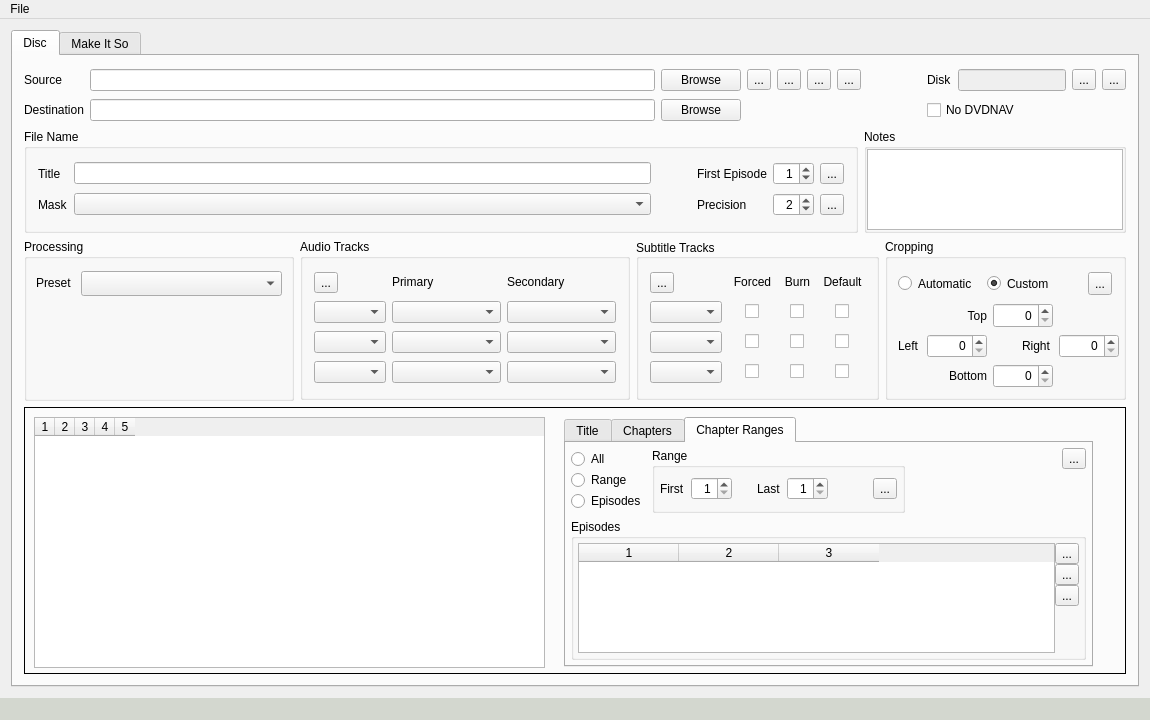
The window that mainwindow.ui (dwprice56/QtHEP) describes before a commit, drawn with Qt 5.
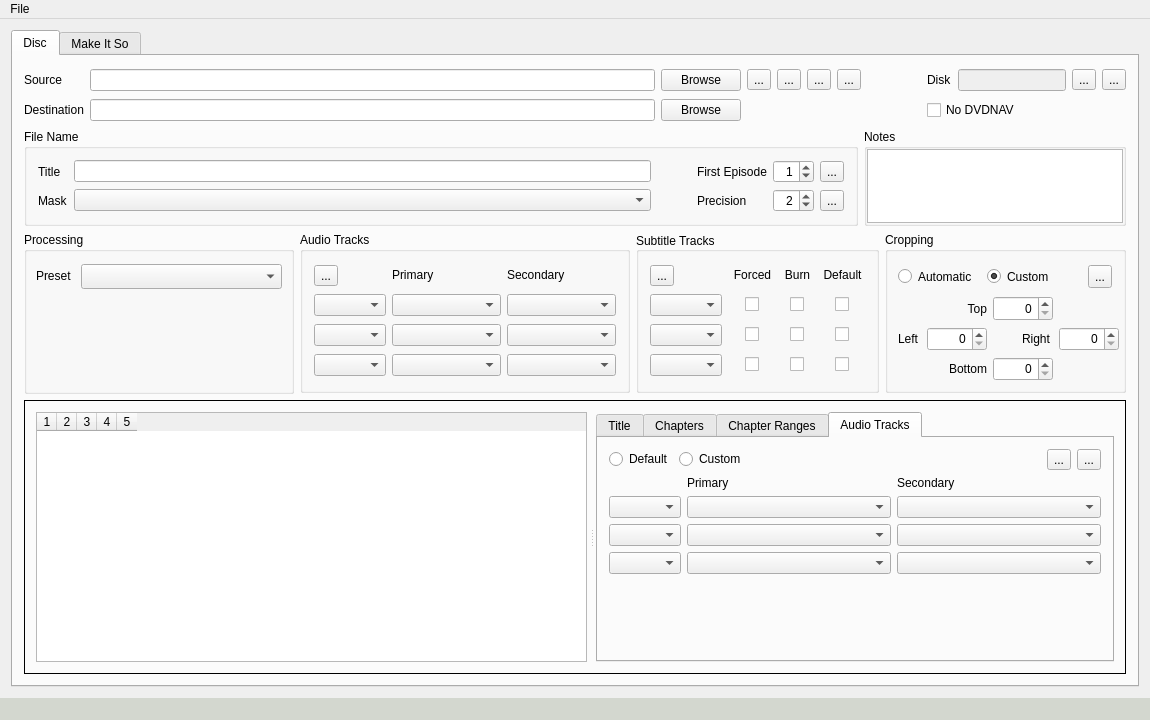
The same window after the commit. Icons and pictures are not drawn.

```diff
--- a/mainwindow.ui
+++ b/mainwindow.ui
@@ -1474,14 +1474,24 @@
           <property name="frameShape">
            <enum>QFrame::Box</enum>
           </property>
+          <layout class="QHBoxLayout" name="horizontalLayout_4">
+           <item>
+            <widget class="QSplitter" name="splitter_DiscTitles">
+             <property name="orientation">
+              <enum>Qt::Horizontal</enum>
+             </property>
+             <property name="handleWidth">
+              <number>9</number>
+             </property>
+             <property name="childrenCollapsible">
+              <bool>false</bool>
+             </property>
           <widget class="QTableWidget" name="tableWidget_Disc_Titles">
-           <property name="geometry">
-            <rect>
-             <x>10</x>
-             <y>10</y>
-             <width>511</width>
-             <height>251</height>
-            </rect>
+              <property name="sizePolicy">
+               <sizepolicy hsizetype="Expanding" vsizetype="Expanding">
+                <horstretch>1</horstretch>
+                <verstretch>0</verstretch>
+               </sizepolicy>
            </property>
            <property name="editTriggers">
             <set>QAbstractItemView::DoubleClicked|QAbstractItemView::EditKeyPressed|QAbstractItemView::SelectedClicked</set>
@@ -1505,14 +1515,6 @@
            <column/>
           </widget>
           <widget class="QTabWidget" name="tabWidget_Disc">
-           <property name="geometry">
-            <rect>
-             <x>540</x>
-             <y>10</y>
-             <width>529</width>
-             <height>250</height>
-            </rect>
-           </property>
            <property name="sizePolicy">
             <sizepolicy hsizetype="Fixed" vsizetype="Fixed">
              <horstretch>0</horstretch>
@@ -1525,8 +1527,11 @@
              <height>250</height>
             </size>
            </property>
+              <property name="tabPosition">
+               <enum>QTabWidget::North</enum>
+              </property>
            <property name="currentIndex">
-            <number>2</number>
+               <number>3</number>
            </property>
            <widget class="QWidget" name="tab_Disc_Title">
             <attribute name="title">
@@ -1880,7 +1885,7 @@
             <attribute name="title">
              <string>Chapter Ranges</string>
             </attribute>
-            <layout class="QGridLayout" name="gridLayout_13">
+               <layout class="QGridLayout" name="gridLayout_12">
              <property name="leftMargin">
               <number>5</number>
              </property>
@@ -1893,7 +1898,7 @@
              <property name="bottomMargin">
               <number>5</number>
              </property>
-             <item row="0" column="0" rowspan="2">
+                <item row="0" column="0">
               <widget class="QFrame" name="frame_6">
                <property name="frameShape">
                 <enum>QFrame::NoFrame</enum>
@@ -1950,7 +1955,7 @@
                </layout>
               </widget>
              </item>
-             <item row="0" column="1" rowspan="2">
+                <item row="0" column="1">
               <widget class="QGroupBox" name="groupBox_Disc_Title_ChapterRanges">
                <property name="maximumSize">
                 <size>
@@ -2057,34 +2062,20 @@
                </layout>
               </widget>
              </item>
-             <item row="0" column="3">
-              <widget class="QToolButton" name="toolButton_Disc_Title_ChapterRanges_Reset">
-               <property name="toolTip">
-                <string>Reset all of the chapter ranges.</string>
-               </property>
-               <property name="text">
-                <string>...</string>
-               </property>
-               <property name="icon">
-                <iconset>
-                 <normaloff>images/redo_2_16.png</normaloff>images/redo_2_16.png</iconset>
-               </property>
-              </widget>
-             </item>
-             <item row="1" column="2">
+                <item row="0" column="2">
               <spacer name="horizontalSpacer_8">
                <property name="orientation">
                 <enum>Qt::Horizontal</enum>
                </property>
                <property name="sizeHint" stdset="0">
                 <size>
-                 <width>114</width>
+                    <width>144</width>
                  <height>20</height>
                 </size>
                </property>
               </spacer>
              </item>
-             <item row="2" column="0" colspan="4">
+                <item row="1" column="0" colspan="3">
               <widget class="QGroupBox" name="groupBox_Disc_Title_Episodes">
                <property name="maximumSize">
                 <size>
@@ -2098,24 +2089,33 @@
                <property name="flat">
                 <bool>false</bool>
                </property>
-               <layout class="QGridLayout" name="gridLayout_12">
+                  <layout class="QHBoxLayout" name="horizontalLayout_2">
+                   <property name="spacing">
+                    <number>2</number>
+                   </property>
                 <property name="leftMargin">
-                 <number>4</number>
+                    <number>5</number>
                 </property>
                 <property name="topMargin">
-                 <number>4</number>
+                    <number>5</number>
                 </property>
                 <property name="rightMargin">
-                 <number>4</number>
+                    <number>5</number>
                 </property>
                 <property name="bottomMargin">
-                 <number>4</number>
-                </property>
-                <property name="horizontalSpacing">
-                 <number>0</number>
-                </property>
-                <item row="0" column="0">
+                    <number>5</number>
+                   </property>
+                   <item>
                  <widget class="QTableWidget" name="tableWidget_Disc_Title_Episodes">
+                     <property name="sizePolicy">
+                      <sizepolicy hsizetype="Expanding" vsizetype="Expanding">
+                       <horstretch>0</horstretch>
+                       <verstretch>0</verstretch>
+                      </sizepolicy>
+                     </property>
+                     <property name="selectionBehavior">
+                      <enum>QAbstractItemView::SelectRows</enum>
+                     </property>
                   <property name="columnCount">
                    <number>3</number>
                   </property>
@@ -2127,8 +2127,15 @@
                   <column/>
                  </widget>
                 </item>
-                <item row="0" column="1">
-                 <layout class="QVBoxLayout" name="verticalLayout_3">
+                   <item>
+                    <widget class="QFrame" name="frame_7">
+                     <property name="frameShape">
+                      <enum>QFrame::NoFrame</enum>
+                     </property>
+                     <property name="frameShadow">
+                      <enum>QFrame::Raised</enum>
+                     </property>
+                     <layout class="QVBoxLayout" name="verticalLayout_4">
                   <property name="spacing">
                    <number>0</number>
                   </property>
@@ -2175,20 +2182,229 @@
                     </property>
                     <property name="sizeHint" stdset="0">
                      <size>
+                          <width>21</width>
+                          <height>5</height>
+                         </size>
+                        </property>
+                       </spacer>
+                      </item>
+                      <item>
+                       <widget class="QToolButton" name="toolButton_Disc_Title_Episodes_DeleteAll">
+                        <property name="toolTip">
+                         <string>Reset all of the chapter ranges.</string>
+                        </property>
+                        <property name="text">
+                         <string>...</string>
+                        </property>
+                        <property name="icon">
+                         <iconset>
+                          <normaloff>images/draw_eraser_32.png</normaloff>images/draw_eraser_32.png</iconset>
+                        </property>
+                       </widget>
+                      </item>
+                     </layout>
+                    </widget>
+                   </item>
+                  </layout>
+                 </widget>
+                </item>
+               </layout>
+              </widget>
+              <widget class="QWidget" name="tab_Disc_Title_AudioTracks">
+               <attribute name="title">
+                <string>Audio Tracks</string>
+               </attribute>
+               <layout class="QVBoxLayout" name="verticalLayout_3">
+                <item>
+                 <widget class="QFrame" name="frame_8">
+                  <property name="frameShape">
+                   <enum>QFrame::NoFrame</enum>
+                  </property>
+                  <property name="frameShadow">
+                   <enum>QFrame::Raised</enum>
+                  </property>
+                  <layout class="QHBoxLayout" name="horizontalLayout_3">
+                   <property name="leftMargin">
+                    <number>0</number>
+                   </property>
+                   <property name="topMargin">
+                    <number>0</number>
+                   </property>
+                   <property name="rightMargin">
+                    <number>0</number>
+                   </property>
+                   <property name="bottomMargin">
+                    <number>0</number>
+                   </property>
+                   <item>
+                    <widget class="QRadioButton" name="radioButton_Disc_Title_AudioTracks_Default">
+                     <property name="toolTip">
+                      <string>Use the disc (global) audio track mixdowns.</string>
+                     </property>
+                     <property name="text">
+                      <string>Default</string>
+                     </property>
+                    </widget>
+                   </item>
+                   <item>
+                    <widget class="QRadioButton" name="radioButton_Disc_Title_AudioTracks_Custom">
+                     <property name="toolTip">
+                      <string>Use custom audio track mixdowns for the selected title.</string>
+                     </property>
+                     <property name="text">
+                      <string>Custom</string>
+                     </property>
+                    </widget>
+                   </item>
+                   <item>
+                    <spacer name="horizontalSpacer_9">
+                     <property name="orientation">
+                      <enum>Qt::Horizontal</enum>
+                     </property>
+                     <property name="sizeHint" stdset="0">
+                      <size>
+                       <width>295</width>
+                       <height>20</height>
+                      </size>
+                     </property>
+                    </spacer>
+                   </item>
+                   <item>
+                    <widget class="QToolButton" name="toolButton_Disc_Title_AudoTracks_Clear">
+                     <property name="toolTip">
+                      <string>Clear the custom audio track mixdowns for the selected title.</string>
+                     </property>
+                     <property name="text">
+                      <string>...</string>
+                     </property>
+                     <property name="icon">
+                      <iconset>
+                       <normaloff>images/draw_eraser_16.png</normaloff>images/draw_eraser_16.png</iconset>
+                     </property>
+                    </widget>
+                   </item>
+                   <item>
+                    <widget class="QToolButton" name="toolButton_Disc_Title_AudioTracks_Find">
+                     <property name="toolTip">
+                      <string>Find and set custom audio track mixdowns for the current title.</string>
+                     </property>
+                     <property name="text">
+                      <string>...</string>
+                     </property>
+                     <property name="icon">
+                      <iconset>
+                       <normaloff>images/find_16.png</normaloff>images/find_16.png</iconset>
+                     </property>
+                    </widget>
+                   </item>
+                  </layout>
+                 </widget>
+                </item>
+                <item>
+                 <widget class="QFrame" name="frame_9">
+                  <property name="frameShape">
+                   <enum>QFrame::NoFrame</enum>
+                  </property>
+                  <property name="frameShadow">
+                   <enum>QFrame::Raised</enum>
+                  </property>
+                  <layout class="QGridLayout" name="gridLayout_13">
+                   <property name="leftMargin">
+                    <number>0</number>
+                   </property>
+                   <property name="topMargin">
+                    <number>0</number>
+                   </property>
+                   <property name="rightMargin">
+                    <number>0</number>
+                   </property>
+                   <property name="bottomMargin">
+                    <number>0</number>
+                   </property>
+                   <item row="0" column="1">
+                    <widget class="QLabel" name="label_DiscTitle_AudioTracks_Primary">
+                     <property name="text">
+                      <string>Primary</string>
+                     </property>
+                    </widget>
+                   </item>
+                   <item row="0" column="2">
+                    <widget class="QLabel" name="label_DiscTitle_AudioTracks_Secondary">
+                     <property name="text">
+                      <string>Secondary</string>
+                     </property>
+                    </widget>
+                   </item>
+                   <item row="1" column="0">
+                    <widget class="QComboBox" name="comboBox_DiscTitle_AudioTracks_SelectTrack_First">
+                     <property name="sizePolicy">
+                      <sizepolicy hsizetype="Fixed" vsizetype="Fixed">
+                       <horstretch>0</horstretch>
+                       <verstretch>0</verstretch>
+                      </sizepolicy>
+                     </property>
+                    </widget>
+                   </item>
+                   <item row="1" column="1">
+                    <widget class="QComboBox" name="comboBox_DiscTitle_AudioTracks_Mixdown_First_Primary"/>
+                   </item>
+                   <item row="1" column="2">
+                    <widget class="QComboBox" name="comboBox_DiscTitle_AudioTracks_Mixdown_First_Secondary"/>
+                   </item>
+                   <item row="2" column="0">
+                    <widget class="QComboBox" name="comboBox_DiscTitle_AudioTracks_SelectTrack_Second">
+                     <property name="sizePolicy">
+                      <sizepolicy hsizetype="Fixed" vsizetype="Fixed">
+                       <horstretch>0</horstretch>
+                       <verstretch>0</verstretch>
+                      </sizepolicy>
+                     </property>
+                    </widget>
+                   </item>
+                   <item row="2" column="1">
+                    <widget class="QComboBox" name="comboBox_DiscTitle_AudioTracks_Mixdown_Second_Primary"/>
+                   </item>
+                   <item row="2" column="2">
+                    <widget class="QComboBox" name="comboBox_DiscTitle_AudioTracks_Mixdown_Second_Secondary"/>
+                   </item>
+                   <item row="3" column="0">
+                    <widget class="QComboBox" name="comboBox_DiscTitle_AudioTracks_SelectTrack_Third">
+                     <property name="sizePolicy">
+                      <sizepolicy hsizetype="Fixed" vsizetype="Fixed">
+                       <horstretch>0</horstretch>
+                       <verstretch>0</verstretch>
+                      </sizepolicy>
+                     </property>
+                    </widget>
+                   </item>
+                   <item row="3" column="1">
+                    <widget class="QComboBox" name="comboBox_DiscTitle_AudioTracks_Mixdown_Third_Primary"/>
+                   </item>
+                   <item row="3" column="2">
+                    <widget class="QComboBox" name="comboBox_DiscTitle_AudioTracks_Mixdown_Third_Secondary"/>
+                   </item>
+                  </layout>
+                 </widget>
+                </item>
+                <item>
+                 <spacer name="verticalSpacer_2">
+                  <property name="orientation">
+                   <enum>Qt::Vertical</enum>
+                  </property>
+                  <property name="sizeHint" stdset="0">
+                   <size>
                       <width>20</width>
-                      <height>40</height>
+                    <height>53</height>
                      </size>
                     </property>
                    </spacer>
                   </item>
                  </layout>
-                </item>
-               </layout>
               </widget>
-             </item>
-            </layout>
-           </widget>
-          </widget>
+             </widget>
+            </widget>
+           </item>
+          </layout>
          </widget>
         </item>
        </layout>
```
Left out of the diff: 12 changed lines with no effect on the pictures. Lines whose indentation alone changed are shown as unchanged.
